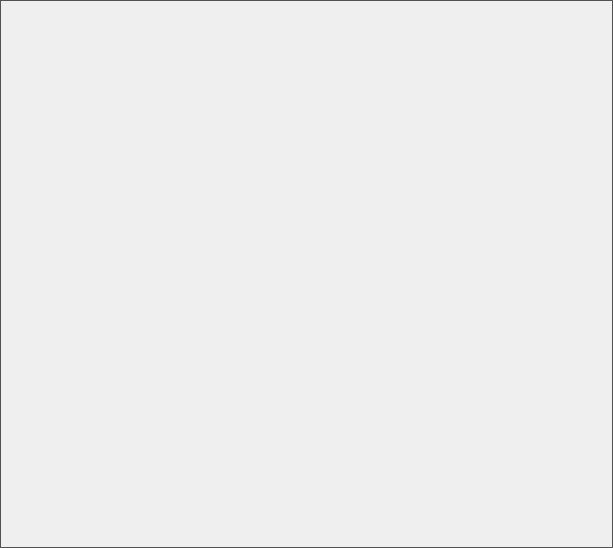
Old version of the form ui/settings/Settings.ui in the repository OpenFairWind/FairWindSK.
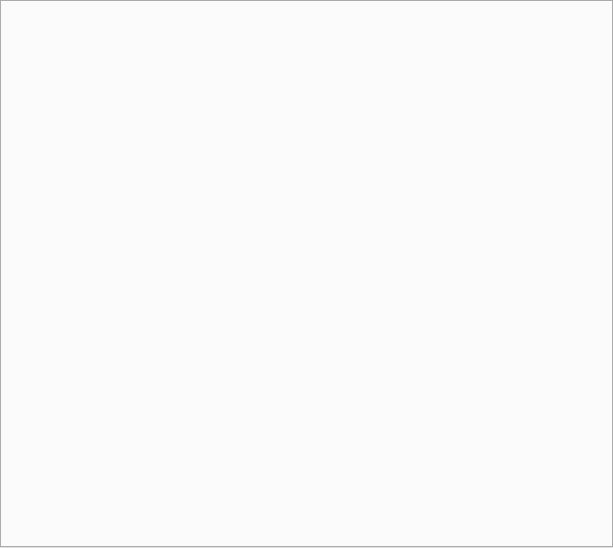
New version of the form.

Commit message: Unify marine comfort theme colors

Diff of the .ui file:
```diff
--- a/ui/settings/Settings.ui
+++ b/ui/settings/Settings.ui
@@ -14,38 +14,6 @@
   <property name="windowTitle">
    <string>Settings</string>
   </property>
-  <property name="styleSheet">
-   <string notr="true">background-color: rgb(26, 26, 26);
-color: rgb(255, 255, 255);
-QLineEdit, QListWidget, QAbstractItemView, TouchComboBox {
-    background-color: rgb(24, 24, 24);
-    color: rgb(255, 255, 255);
-    border: 1px solid rgb(90, 90, 90);
-    selection-background-color: rgb(65, 107, 195);
-    selection-color: rgb(255, 255, 255);
-}
-QTextEdit, QPlainTextEdit {
-    background-color: rgb(245, 245, 245);
-    color: rgb(24, 24, 24);
-    border: 1px solid rgb(90, 90, 90);
-    selection-background-color: rgb(65, 107, 195);
-    selection-color: rgb(255, 255, 255);
-}
-TouchComboBox QPushButton {
-    border: 0px;
-}
-QTabWidget::pane {
-    border: 1px solid rgb(82, 82, 83);
-}
-QTabBar::tab {
-    background-color: rgb(55, 55, 55);
-    color: rgb(255, 255, 255);
-    padding: 6px 10px;
-}
-QTabBar::tab:selected {
-    background-color: rgb(82, 82, 83);
-}</string>
-  </property>
   <layout class="QGridLayout" name="gridLayout_Settings">
    <property name="leftMargin">
     <number>0</number>
```
The commit also changes 28 other files.
